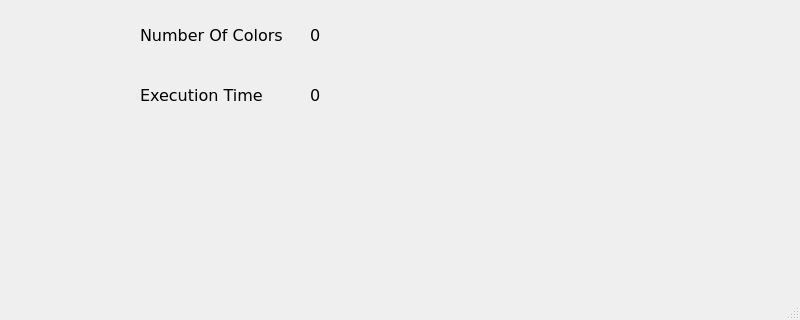
This is screens/ui_files/rlf.ui in 0xdia/graph-coloring as Qt 5 draws it before an edit; both pictures show x 0 to 800 and y 285 to 605 of the 800 by 605 pixel window. The edited form follows.
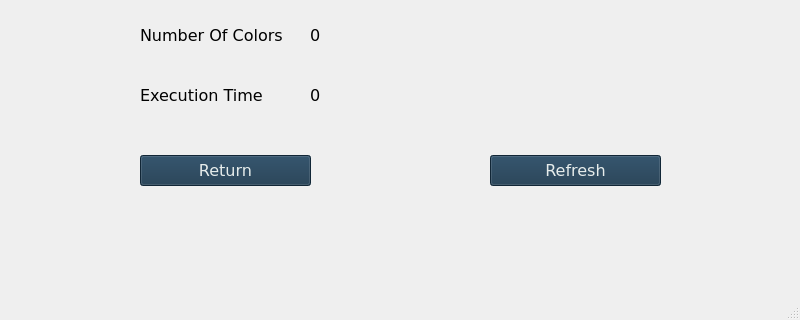
This is the edited form.

```diff
--- a/screens/ui_files/rlf.ui
+++ b/screens/ui_files/rlf.ui
@@ -175,6 +175,52 @@
      <string>0</string>
     </property>
    </widget>
+   <widget class="QPushButton" name="returnButton">
+    <property name="geometry">
+     <rect>
+      <x>140</x>
+      <y>440</y>
+      <width>171</width>
+      <height>31</height>
+     </rect>
+    </property>
+    <property name="font">
+     <font>
+      <family>Verdana</family>
+      <pointsize>12</pointsize>
+     </font>
+    </property>
+    <property name="styleSheet">
+     <string notr="true">background-color: rgb(24, 53, 76);
+color: rgb(230, 236, 235);</string>
+    </property>
+    <property name="text">
+     <string>Return</string>
+    </property>
+   </widget>
+   <widget class="QPushButton" name="refrechButton">
+    <property name="geometry">
+     <rect>
+      <x>490</x>
+      <y>440</y>
+      <width>171</width>
+      <height>31</height>
+     </rect>
+    </property>
+    <property name="font">
+     <font>
+      <family>Verdana</family>
+      <pointsize>12</pointsize>
+     </font>
+    </property>
+    <property name="styleSheet">
+     <string notr="true">background-color: rgb(24, 53, 76);
+color: rgb(230, 236, 235);</string>
+    </property>
+    <property name="text">
+     <string>Refresh</string>
+    </property>
+   </widget>
   </widget>
   <widget class="QMenuBar" name="menubar">
    <property name="geometry">
```
